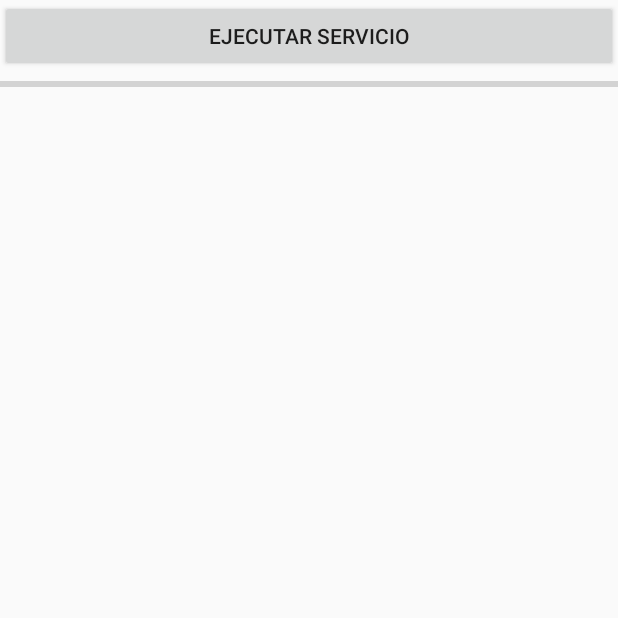
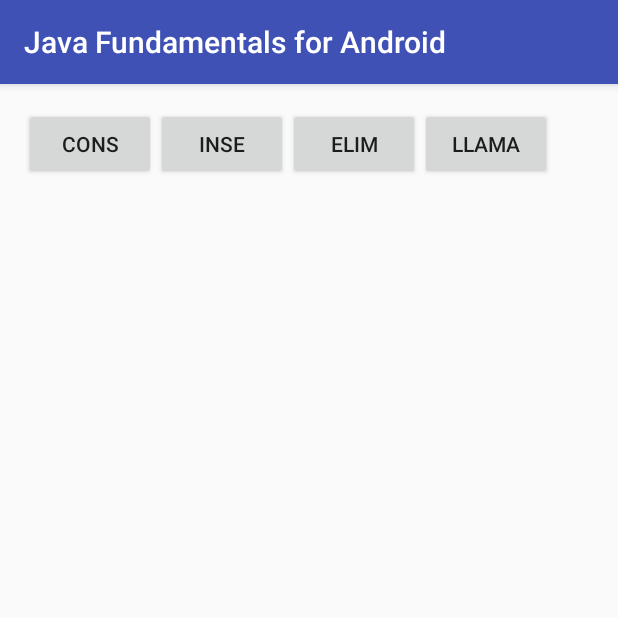
Before and after one commit to Marvinsky/AndroidFundamentals, an Android app: the screen it shows after launch (MainActivity3 before the commit, MainActivity4 after it), on a phone screen of 412 x 824 dp, the top half of it. Run offline under Robolectric (Android 15) with nearby library versions, the phone set to English and light mode, and no system bars.

Commit message:
Adding Content provider

```diff
--- /dev/null
+++ b/app/src/main/res/layout/activity_main4.xml
@@ -0,0 +1,46 @@
+<?xml version="1.0" encoding="utf-8"?>
+<LinearLayout xmlns:android="http://schemas.android.com/apk/res/android"
+    xmlns:tools="http://schemas.android.com/tools"
+    android:id="@+id/activity_main4"
+    android:layout_width="match_parent"
+    android:layout_height="match_parent"
+    android:paddingBottom="@dimen/activity_vertical_margin"
+    android:paddingLeft="@dimen/activity_horizontal_margin"
+    android:paddingRight="@dimen/activity_horizontal_margin"
+    android:paddingTop="@dimen/activity_vertical_margin"
+    android:orientation="vertical"
+    tools:context="com.example.mabisrror.javafundamentalsforandroid.clase07.tarea3.activities.MainActivity4">
+
+    <LinearLayout android:id="@+id/linearLayout1"
+        android:layout_height="wrap_content"
+        android:layout_width="match_parent"
+        android:orientation="horizontal" >
+
+        <Button
+            android:layout_height="wrap_content"
+            android:text="@string/txt_consultar"
+            android:id="@+id/BtnConsultar"
+            android:layout_width="wrap_content" />
+
+        <Button
+            android:layout_height="wrap_content"
+            android:text="@string/txt_insertar"
+            android:id="@+id/BtnInsertar"
+            android:layout_width="wrap_content" />
+
+        <Button android:layout_height="wrap_content"
+            android:text="@string/txt_eliminar"
+            android:id="@+id/BtnEliminar"
+            android:layout_width="wrap_content" />
+
+        <Button android:layout_height="wrap_content"
+            android:text="@string/txt_llamadas"
+            android:id="@+id/BtnLlamadas"
+            android:layout_width="wrap_content" />
+    </LinearLayout>
+
+    <TextView android:id="@+id/TxtResultados"
+        android:layout_width="fill_parent"
+        android:layout_height="wrap_content"
+        android:text="" />
+</LinearLayout>
--- a/app/src/main/res/values/strings.xml
+++ b/app/src/main/res/values/strings.xml
@@ -55,4 +55,10 @@
     <string name="txt_ejecutar_servicio">Ejecutar servicio</string>
     <string name="txt_ended_task">Tarea finalizada</string>
     <string name="txt_clase07_tarea2">Clase 07 tarea 2</string>
+    <string name="txt_consultar">Cons</string>
+    <string name="txt_insertar">Inse</string>
+    <string name="txt_eliminar">Elim</string>
+    <string name="txt_llamadas">Llama</string>
+    <string name="txt_give_permission_to_app">Give permissions of Contacts and Phone in the device</string>
+    <string name="txt_check_permissions"><![CDATA[Check permissions in settings->apps->app->Permissions]]></string>
 </resources>
```
Also changed, not shown: app/src/main/AndroidManifest.xml (+25 -8 lines), app/src/main/java/com/example/mabisrror/javafundamentalsforandroid/clase07/tarea3/activities/MainActivity4.java (added, +161 -0 lines), app/src/main/java/com/example/mabisrror/javafundamentalsforandroid/clase07/tarea3/bd/ClientesSqliteHelper.java (added, +57 -0 lines), app/src/main/java/com/example/mabisrror/javafundamentalsforandroid/clase07/tarea3/bd/DatabaseHelper.java (added, +111 -0 lines), app/src/main/java/com/example/mabisrror/javafundamentalsforandroid/clase07/tarea3/contentprovider/ClientesProvider.java (added, +143 -0 lines).
